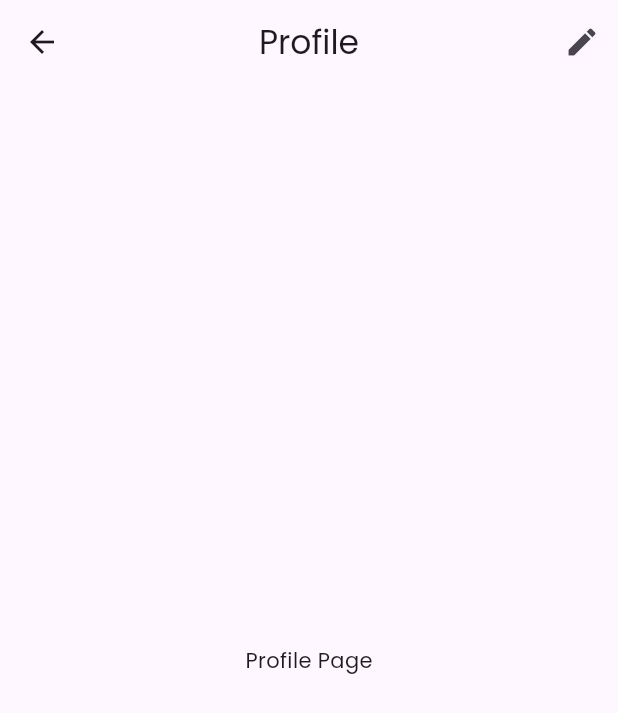
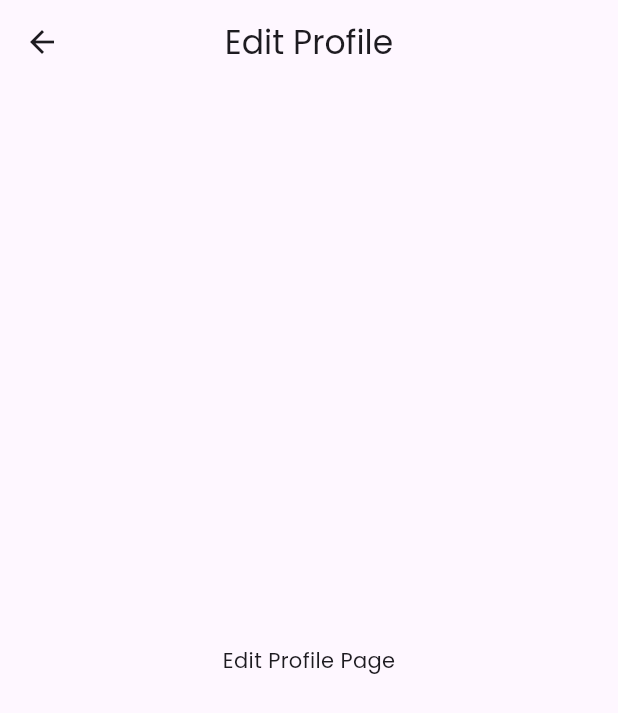
Before and after one commit to RahmatulFirdaus/bankku-app, a Flutter app: the ProfilePage screen opened directly, after a tap on the "mode edit outline" icon, on a phone screen of 412 x 824 dp. Shown: the top 713 px of the screen. Run offline on Flutter 3.47's test engine with Material 3 defaults, Android fonts, the light colour scheme and no system bars; our stand-ins replace animated_text_kit, fl_chart, fluttertoast, get, google_fonts.

Commit message:
update profile page on settings

```diff
--- a/lib/main.dart
+++ b/lib/main.dart
@@ -24,7 +24,7 @@ class _MyAppState extends State<MyApp> {
       theme: ThemeData(
         textTheme: GoogleFonts.poppinsTextTheme()
       ),
-      home: const Openingpage(),
+      home: const Getxcontrollerpage(),
     );
   }
 }
--- /dev/null
+++ b/lib/model/profile_model.dart
@@ -0,0 +1,22 @@
+import 'package:flutter/material.dart';
+
+class ProfileModel {
+  String name;
+  IconData iconLeading;
+  IconData iconTrailing;
+
+  ProfileModel({required this.name, required this.iconTrailing, required this.iconLeading});
+
+  static List<ProfileModel> getProfile() {
+    List<ProfileModel> profile = [];
+
+    profile.add(ProfileModel(name: "Personal Information", iconLeading: Icons.person_pin_circle_outlined, iconTrailing: Icons.keyboard_arrow_right));
+    profile.add(ProfileModel(name: "Payment Preferences", iconLeading: Icons.wallet_outlined, iconTrailing: Icons.keyboard_arrow_right));
+    profile.add(ProfileModel(name: "Banks and Cards", iconLeading: Icons.account_balance_outlined, iconTrailing: Icons.keyboard_arrow_right));
+    profile.add(ProfileModel(name: "Message Center", iconLeading: Icons.message_outlined, iconTrailing: Icons.keyboard_arrow_right));
+    profile.add(ProfileModel(name: "Address", iconLeading: Icons.location_on_outlined, iconTrailing: Icons.keyboard_arrow_right));
+    profile.add(ProfileModel(name: "Settings", iconLeading: Icons.settings, iconTrailing: Icons.keyboard_arrow_right));
+
+    return profile;
+  }
+}
--- /dev/null
+++ b/lib/pages/settings_page/general/edit_profile_page/edit_profile_page.dart
@@ -0,0 +1,18 @@
+import 'package:flutter/material.dart';
+
+class EditProfilePage extends StatelessWidget {
+  const EditProfilePage({super.key});
+
+  @override
+  Widget build(BuildContext context) {
+    return Scaffold(
+      appBar: AppBar(
+        title: const Text('Edit Profile'),
+        centerTitle: true,
+      ),
+      body: const Center(
+        child: Text('Edit Profile Page'),
+      ),
+    );
+  }
+}
--- a/lib/pages/settings_page/general/profile_page.dart
+++ b/lib/pages/settings_page/general/profile_page.dart
@@ -1,4 +1,6 @@
 import 'package:flutter/material.dart';
+import 'package:id_camp_final_project/model/profile_model.dart';
+import 'package:id_camp_final_project/pages/settings_page/general/edit_profile_page/edit_profile_page.dart';
 
 class ProfilePage extends StatefulWidget {
   const ProfilePage({super.key});
@@ -8,6 +10,18 @@ class ProfilePage extends StatefulWidget {
 }
 
 class _ProfilePageState extends State<ProfilePage> {
+  List<ProfileModel> profile = [];
+
+  @override
+  void initState() {
+    super.initState();
+    fetchData();
+  }
+
+  void fetchData() {
+    profile = ProfileModel.getProfile();
+  }
+
   @override
   Widget build(BuildContext context) {
     return Scaffold(
@@ -15,12 +29,84 @@ class _ProfilePageState extends State<ProfilePage> {
           title: const Text('Profile'),
           centerTitle: true,
           actions: [
-          IconButton(onPressed: (){}, icon: Icon(Icons.mode_edit_outline))
+            Padding(
+              padding: const EdgeInsets.only(right: 10),
+              child: IconButton(
+                  onPressed: () {
+                    Navigator.of(context).push(MaterialPageRoute(
+                        builder: (context) => EditProfilePage()));
+                  },
+                  icon: Icon(Icons.mode_edit_outline)),
+            )
           ],
         ),
-      body: const Center(
-        child: Text('Profile Page'),
+        body: SingleChildScrollView(
+          child: Column(children: [
+            Container(
+              margin: const EdgeInsets.only(top: 30, left: 20, right: 20),
+              child: Row(
+                children: [
+                  ClipRRect(
+                      borderRadius: BorderRadius.circular(50),
+                      child: Image.asset(
+                        "assets/images/lunatif.png",
+                        width: 70,
+                      )),
+                  const SizedBox(
+                    width: 10,
+                  ),
+                  Column(
+                    crossAxisAlignment: CrossAxisAlignment.start,
+                    children: [
+                      const Text(
+                        "Rahmatul Firdaus",
+                        style: TextStyle(
+                          fontSize: 20,
+                        ),
+                      ),
+                      SizedBox(
+                        height: 5,
+                      ),
+                      Text(
+                        "Multi-platform Developer",
+                        style: TextStyle(
+                            fontSize: 15, color: Colors.black.withOpacity(0.5)),
+                      ),
+                    ],
                   )
+                ],
+              ),
+            ),
+            SizedBox(height: 20),
+            Container(
+              child: ListView.separated(
+                  shrinkWrap: true,
+                  itemBuilder: (context, index) {
+                    return ListTile(
+                      trailing: IconButton(
+                        icon: Icon(profile[index].iconTrailing),
+                        onPressed: () {
+                          ScaffoldMessenger.of(context).showSnackBar(
+                            SnackBar(
+                              content: Text("Fitur ${profile[index].name} belum tersedia"),
+                            ),
                           );
+                        },
+                      ),
+                      leading: Icon(profile[index].iconLeading),
+                      title: Text("${profile[index].name}"),
+                    );
+                  },
+                  separatorBuilder: (context, index) {
+                    return Container(
+                        margin: EdgeInsets.symmetric(horizontal: 20),
+                        child: Divider());
+                  },
+                  itemCount: profile.length),
+            ),
+            Container(
+                margin: EdgeInsets.symmetric(horizontal: 20), child: Divider())
+          ]),
+        ));
   }
 }
```
Also changed, not shown: lib/pages/home_page.dart (+16 -7 lines). Lines whose indentation alone changed are shown as unchanged.
